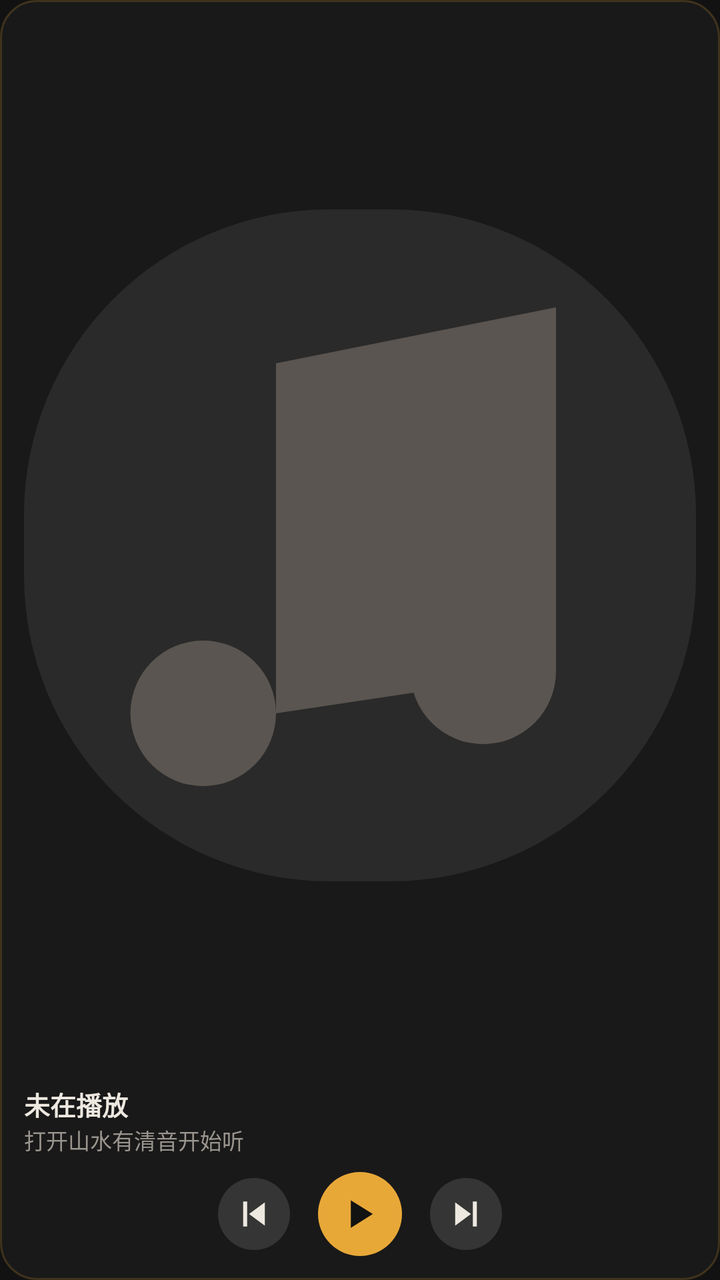
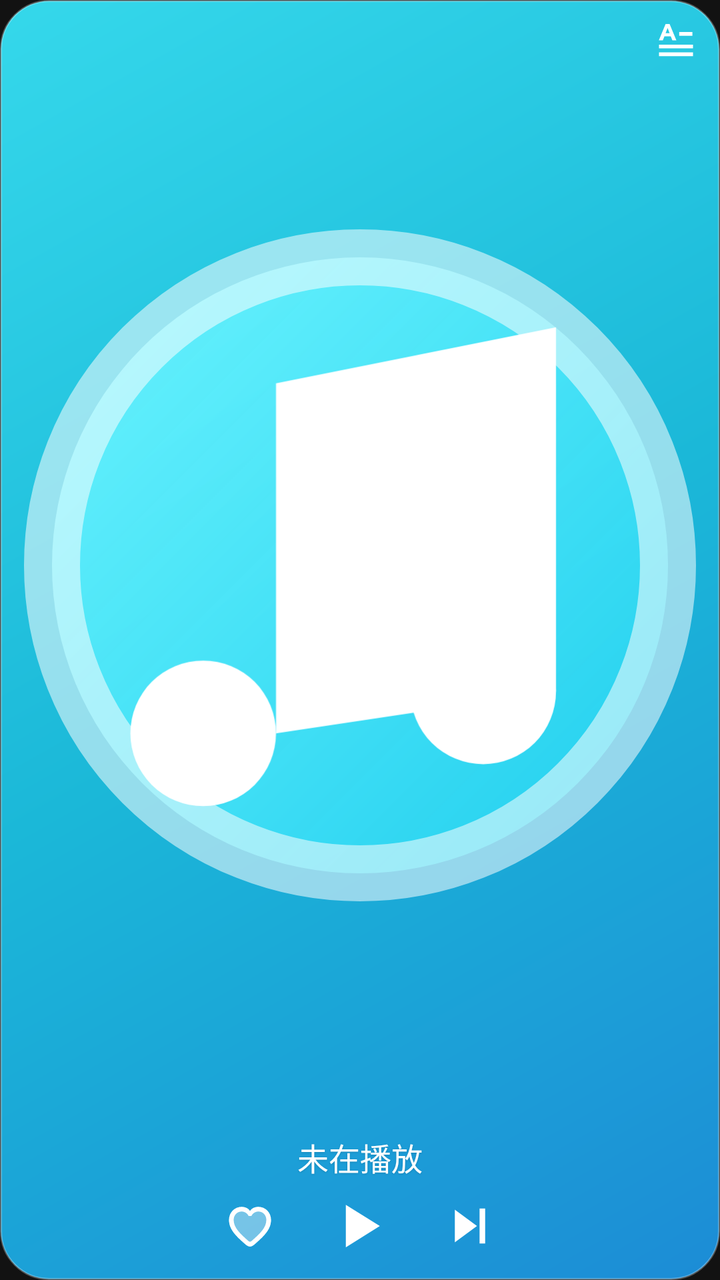

Before-and-after screenshots of an Android layout around one commit, followed by the original layout XML and the change that was made.
<!-- AndroidManifest.xml: application theme Theme.Sonance -->
<!-- res/layout/widget_card.xml -->
<?xml version="1.0" encoding="utf-8"?>
<LinearLayout xmlns:android="http://schemas.android.com/apk/res/android"
    android:id="@+id/widget_root"
    android:layout_width="match_parent"
    android:layout_height="match_parent"
    android:background="@drawable/widget_bg"
    android:orientation="vertical"
    android:padding="12dp">

    <ImageView
        android:id="@+id/widget_cover"
        android:layout_width="match_parent"
        android:layout_height="0dp"
        android:layout_weight="1"
        android:contentDescription="@string/widget_cover_desc"
        android:scaleType="fitCenter"
        android:src="@drawable/widget_placeholder" />

    <TextView
        android:id="@+id/widget_title"
        android:layout_width="match_parent"
        android:layout_height="wrap_content"
        android:layout_marginTop="9dp"
        android:ellipsize="end"
        android:maxLines="1"
        android:text="@string/widget_idle_title"
        android:textColor="@color/widget_text"
        android:textSize="13sp"
        android:textStyle="bold" />

    <TextView
        android:id="@+id/widget_artist"
        android:layout_width="match_parent"
        android:layout_height="wrap_content"
        android:ellipsize="end"
        android:maxLines="1"
        android:text="@string/widget_idle_subtitle"
        android:textColor="@color/widget_text_dim"
        android:textSize="11sp" />

    <LinearLayout
        android:layout_width="match_parent"
        android:layout_height="wrap_content"
        android:layout_marginTop="8dp"
        android:gravity="center"
        android:orientation="horizontal">

        <ImageView
            android:id="@+id/widget_prev"
            android:layout_width="36dp"
            android:layout_height="36dp"
            android:background="@drawable/widget_btn"
            android:contentDescription="@string/widget_prev_desc"
            android:padding="8dp"
            android:src="@drawable/widget_ic_prev" />

        <ImageView
            android:id="@+id/widget_play"
            android:layout_width="42dp"
            android:layout_height="42dp"
            android:layout_marginStart="14dp"
            android:layout_marginEnd="14dp"
            android:background="@drawable/widget_btn_accent"
            android:contentDescription="@string/widget_play_desc"
            android:padding="10dp"
            android:src="@drawable/widget_ic_play" />

        <ImageView
            android:id="@+id/widget_next"
            android:layout_width="36dp"
            android:layout_height="36dp"
            android:background="@drawable/widget_btn"
            android:contentDescription="@string/widget_next_desc"
            android:padding="8dp"
            android:src="@drawable/widget_ic_next" />
    </LinearLayout>
</LinearLayout>
<!-- resources referenced by this layout -->
<resources>
  <color name="widget_text">#FFEDE8E0</color>
  <color name="widget_text_dim">#FF9A958E</color>
  <!-- drawable widget_bg (drawable) -->
  <?xml version="1.0" encoding="utf-8"?>
  <shape xmlns:android="http://schemas.android.com/apk/res/android"
      android:shape="rectangle">
      <solid android:color="@color/widget_bg" />
      <corners android:radius="18dp" />
      <stroke
          android:width="1dp"
          android:color="@color/widget_border" />
  </shape>
  <!-- drawable widget_btn (drawable) -->
  <?xml version="1.0" encoding="utf-8"?>
  <ripple xmlns:android="http://schemas.android.com/apk/res/android"
      android:color="#33FFFFFF">
      <item>
          <shape android:shape="oval">
              <solid android:color="@color/widget_btn_bg" />
          </shape>
      </item>
  </ripple>
  <!-- drawable widget_btn_accent (drawable) -->
  <?xml version="1.0" encoding="utf-8"?>
  <ripple xmlns:android="http://schemas.android.com/apk/res/android"
      android:color="#33FFFFFF">
      <item>
          <shape android:shape="oval">
              <solid android:color="@color/widget_accent" />
          </shape>
      </item>
  </ripple>
  <!-- drawable widget_ic_next (drawable) -->
  <?xml version="1.0" encoding="utf-8"?>
  <vector xmlns:android="http://schemas.android.com/apk/res/android"
      android:width="24dp"
      android:height="24dp"
      android:viewportWidth="24"
      android:viewportHeight="24">
      <path
          android:fillColor="@color/widget_text"
          android:pathData="M5.5,5 L15,12 L5.5,19 Z" />
      <path
          android:fillColor="@color/widget_text"
          android:pathData="M16.1,4.5h2.4v15h-2.4z" />
  </vector>
  <!-- drawable widget_ic_play (drawable) -->
  <?xml version="1.0" encoding="utf-8"?>
  <vector xmlns:android="http://schemas.android.com/apk/res/android"
      android:width="24dp"
      android:height="24dp"
      android:viewportWidth="24"
      android:viewportHeight="24">
      <path
          android:fillColor="@color/widget_btn_icon"
          android:pathData="M7,4.5 L19,12 L7,19.5 Z" />
  </vector>
  <!-- drawable widget_ic_prev (drawable) -->
  <?xml version="1.0" encoding="utf-8"?>
  <vector xmlns:android="http://schemas.android.com/apk/res/android"
      android:width="24dp"
      android:height="24dp"
      android:viewportWidth="24"
      android:viewportHeight="24">
      <path
          android:fillColor="@color/widget_text"
          android:pathData="M18.5,5 L9,12 L18.5,19 Z" />
      <path
          android:fillColor="@color/widget_text"
          android:pathData="M5.5,4.5h2.4v15h-2.4z" />
  </vector>
  <!-- drawable widget_placeholder (drawable) -->
  <?xml version="1.0" encoding="utf-8"?>
  <layer-list xmlns:android="http://schemas.android.com/apk/res/android">
      <item>
          <shape android:shape="rectangle">
              <solid android:color="@color/widget_cover_bg" />
              <corners android:radius="10dp" />
          </shape>
      </item>
      <item
          android:drawable="@drawable/widget_ic_note"
          android:gravity="center"
          android:width="22dp"
          android:height="22dp" />
  </layer-list>
  <string name="widget_idle_subtitle">打开山水有清音开始听</string>
  <string name="widget_prev_desc">上一首</string>
  <color name="widget_bg">#E61A1A1A</color>
  <color name="widget_border">#33E8A838</color>
  <color name="widget_btn_bg">#1FFFFFFF</color>
  <color name="widget_accent">#FFE8A838</color>
  <color name="widget_btn_icon">#FF121212</color>
  <color name="widget_cover_bg">#FF2A2A2A</color>
  <!-- drawable widget_ic_note (drawable) -->
  <?xml version="1.0" encoding="utf-8"?>
  <vector xmlns:android="http://schemas.android.com/apk/res/android"
      android:width="24dp"
      android:height="24dp"
      android:viewportWidth="24"
      android:viewportHeight="24">
      <path
          android:fillColor="@color/widget_text_muted"
          android:pathData="M9,18V5.5l10,-2v13" />
      <path
          android:fillColor="@color/widget_text_muted"
          android:pathData="M9,18a2.6,2.6 0 1,1 -2.6,-2.6 2.6,2.6 0 0,1 2.6,2.6z" />
      <path
          android:fillColor="@color/widget_text_muted"
          android:pathData="M19,16.5a2.6,2.6 0 1,1 -2.6,-2.6 2.6,2.6 0 0,1 2.6,2.6z" />
  </vector>
  <color name="widget_text_muted">#FF5A5550</color>
  <!-- unchanged entries left out for length: 6 -->
</resources>

<!-- the commit's change to res/layout/widget_card.xml (unified diff, before → after) -->
@@ -1,77 +1,225 @@
 <?xml version="1.0" encoding="utf-8"?>
-<LinearLayout xmlns:android="http://schemas.android.com/apk/res/android"
+<FrameLayout xmlns:android="http://schemas.android.com/apk/res/android"
     android:id="@+id/widget_root"
     android:layout_width="match_parent"
     android:layout_height="match_parent"
-    android:background="@drawable/widget_bg"
-    android:orientation="vertical"
-    android:padding="12dp">
-
-    <ImageView
-        android:id="@+id/widget_cover"
+    android:background="@android:color/transparent">
+
+    <ImageView
+        android:id="@+id/widget_bg_img"
         android:layout_width="match_parent"
-        android:layout_height="0dp"
-        android:layout_weight="1"
-        android:contentDescription="@string/widget_cover_desc"
-        android:scaleType="fitCenter"
-        android:src="@drawable/widget_placeholder" />
-
-    <TextView
-        android:id="@+id/widget_title"
-        android:layout_width="match_parent"
-        android:layout_height="wrap_content"
-        android:layout_marginTop="9dp"
-        android:ellipsize="end"
-        android:maxLines="1"
-        android:text="@string/widget_idle_title"
-        android:textColor="@color/widget_text"
-        android:textSize="13sp"
-        android:textStyle="bold" />
-
-    <TextView
-        android:id="@+id/widget_artist"
-        android:layout_width="match_parent"
-        android:layout_height="wrap_content"
-        android:ellipsize="end"
-        android:maxLines="1"
-        android:text="@string/widget_idle_subtitle"
-        android:textColor="@color/widget_text_dim"
-        android:textSize="11sp" />
+        android:layout_height="match_parent"
+        android:importantForAccessibility="no"
+        android:scaleType="fitXY"
+        android:src="@drawable/widget_bg" />
 
     <LinearLayout
         android:layout_width="match_parent"
-        android:layout_height="wrap_content"
+        android:layout_height="match_parent"
+        android:gravity="center_horizontal"
+        android:orientation="vertical"
+        android:paddingStart="12dp"
+        android:paddingTop="6dp"
+        android:paddingEnd="12dp"
+        android:paddingBottom="10dp">
+
+        
+        <FrameLayout
+            android:layout_width="match_parent"
+            android:layout_height="0dp"
+            android:layout_weight="1">
+
+            <ImageView
+                android:id="@+id/widget_cover"
+                android:layout_width="match_parent"
+                android:layout_height="match_parent"
+                android:layout_marginTop="-6dp"
+                android:contentDescription="@string/widget_cover_desc"
+                android:scaleType="fitCenter"
+                android:src="@drawable/widget_placeholder" />
+
+            
+            <LinearLayout
+                android:id="@+id/widget_lyric_group"
+                android:layout_width="match_parent"
+                android:layout_height="match_parent"
+                android:gravity="center"
+                android:orientation="vertical"
+                android:paddingStart="4dp"
+                android:paddingTop="14dp"
+                android:paddingEnd="4dp"
+                android:visibility="gone">
+
+                <TextView
+                    android:id="@+id/widget_lyric_prev"
+                    android:layout_width="match_parent"
+                    android:layout_height="wrap_content"
+                    android:ellipsize="end"
+                    android:gravity="center_horizontal"
+                    android:includeFontPadding="false"
+                    android:maxLines="1"
+                    android:textColor="#99FFFFFF"
+                    android:textSize="11.5sp" />
+
+                <TextView
+                    android:id="@+id/widget_lyric_cur"
+                    android:layout_width="match_parent"
+                    android:layout_height="wrap_content"
+                    android:layout_marginTop="5dp"
+                    android:layout_marginBottom="5dp"
+                    android:ellipsize="end"
+                    android:fontFamily="sans-serif-medium"
+                    android:gravity="center_horizontal"
+                    android:includeFontPadding="false"
+                    android:maxLines="2"
+                    android:shadowColor="#26000000"
+                    android:shadowDy="1"
+                    android:shadowRadius="2"
+                    android:textColor="#FFFFFFFF"
+                    android:textSize="14.5sp" />
+
+                <TextView
+                    android:id="@+id/widget_lyric_next"
+                    android:layout_width="match_parent"
+                    android:layout_height="wrap_content"
+                    android:ellipsize="end"
+                    android:gravity="center_horizontal"
+                    android:includeFontPadding="false"
+                    android:maxLines="1"
+                    android:textColor="#99FFFFFF"
+                    android:textSize="11.5sp" />
+            </LinearLayout>
+        </FrameLayout>
+
+        
+        <LinearLayout
+            android:id="@+id/widget_info_group"
+            android:layout_width="match_parent"
+            android:layout_height="wrap_content"
+            android:layout_marginTop="2dp"
+            android:layout_marginBottom="4dp"
+            android:gravity="center_horizontal"
+            android:orientation="vertical">
+
+            <TextView
+                android:id="@+id/widget_title"
+                android:layout_width="match_parent"
+                android:layout_height="wrap_content"
+                android:ellipsize="end"
+                android:fontFamily="sans-serif-medium"
+                android:gravity="center_horizontal"
+                android:includeFontPadding="false"
+                android:maxLines="1"
+                android:shadowColor="#26000000"
+                android:shadowDy="1"
+                android:shadowRadius="2"
+                android:text="@string/widget_idle_title"
+                android:textColor="#FFFFFFFF"
+                android:textSize="15.5sp" />
+
+            <TextView
+                android:id="@+id/widget_artist"
+                android:layout_width="0dp"
+                android:layout_height="0dp"
+                android:visibility="gone" />
+        </LinearLayout>
+
+        
+        <LinearLayout
+            android:id="@+id/widget_controls"
+            android:layout_width="match_parent"
+            android:layout_height="wrap_content"
+            android:layout_marginTop="2dp"
+            android:gravity="center"
+            android:orientation="horizontal">
+
+            <ImageView
+                android:id="@+id/widget_fav"
+                android:layout_width="28dp"
+                android:layout_height="28dp"
+                android:background="@drawable/widget_btn_ripple"
+                android:contentDescription="@string/widget_fav_desc"
+                android:scaleType="fitCenter"
+                android:src="@drawable/widget_ic_heart_outline" />
+
+            <ImageView
+                android:id="@+id/widget_play"
+                android:layout_width="34dp"
+                android:layout_height="34dp"
+                android:layout_marginStart="24dp"
+                android:layout_marginEnd="24dp"
+                android:background="@drawable/widget_btn_ripple"
+                android:contentDescription="@string/widget_play_desc"
+                android:scaleType="fitCenter"
+                android:src="@drawable/widget_ic_play" />
+
+            <ImageView
+                android:id="@+id/widget_next"
+                android:layout_width="28dp"
+                android:layout_height="28dp"
+                android:background="@drawable/widget_btn_ripple"
+                android:contentDescription="@string/widget_next_desc"
+                android:scaleType="fitCenter"
+                android:src="@drawable/widget_ic_next" />
+        </LinearLayout>
+    </LinearLayout>
+
+    
+    <ImageView
+        android:id="@+id/widget_lyric_toggle"
+        android:layout_width="24dp"
+        android:layout_height="24dp"
+        android:layout_gravity="top|end"
         android:layout_marginTop="8dp"
-        android:gravity="center"
-        android:orientation="horizontal">
+        android:layout_marginEnd="10dp"
+        android:background="@drawable/widget_btn_ripple"
+        android:contentDescription="@string/widget_lyric_desc"
+        android:scaleType="fitCenter"
+        android:src="@drawable/widget_ic_lyric" />
+
+    
+    <TextView
+        android:id="@+id/widget_brand"
+        android:layout_width="0dp"
+        android:layout_height="0dp"
+        android:visibility="gone" />
+
+    <ImageView
+        android:id="@+id/widget_prev"
+        android:layout_width="0dp"
+        android:layout_height="0dp"
+        android:importantForAccessibility="no"
+        android:visibility="gone" />
+
+    <ImageView
+        android:id="@+id/widget_mode"
+        android:layout_width="0dp"
+        android:layout_height="0dp"
+        android:importantForAccessibility="no"
+        android:visibility="gone" />
+
+    <LinearLayout
+        android:id="@+id/widget_progress_row"
+        android:layout_width="0dp"
+        android:layout_height="0dp"
+        android:orientation="horizontal"
+        android:visibility="gone">
+
+        <TextView
+            android:id="@+id/widget_time_cur"
+            android:layout_width="wrap_content"
+            android:layout_height="wrap_content" />
 
         <ImageView
-            android:id="@+id/widget_prev"
-            android:layout_width="36dp"
-            android:layout_height="36dp"
-            android:background="@drawable/widget_btn"
-            android:contentDescription="@string/widget_prev_desc"
-            android:padding="8dp"
-            android:src="@drawable/widget_ic_prev" />
-
-        <ImageView
-            android:id="@+id/widget_play"
-            android:layout_width="42dp"
-            android:layout_height="42dp"
-            android:layout_marginStart="14dp"
-            android:layout_marginEnd="14dp"
-            android:background="@drawable/widget_btn_accent"
-            android:contentDescription="@string/widget_play_desc"
-            android:padding="10dp"
-            android:src="@drawable/widget_ic_play" />
-
-        <ImageView
-            android:id="@+id/widget_next"
-            android:layout_width="36dp"
-            android:layout_height="36dp"
-            android:background="@drawable/widget_btn"
-            android:contentDescription="@string/widget_next_desc"
-            android:padding="8dp"
-            android:src="@drawable/widget_ic_next" />
+            android:id="@+id/widget_progress"
+            android:layout_width="0dp"
+            android:layout_height="0dp"
+            android:layout_weight="1"
+            android:importantForAccessibility="no" />
+
+        <TextView
+            android:id="@+id/widget_time_total"
+            android:layout_width="wrap_content"
+            android:layout_height="wrap_content" />
     </LinearLayout>
-</LinearLayout>
+</FrameLayout>
<!-- resource entries referenced after the edit -->
@@ -1,37 +1,63 @@
 <!-- resources referenced by this layout -->
 <resources>
-  <color name="widget_text">#FFEDE8E0</color>
-  <color name="widget_text_dim">#FF9A958E</color>
   <!-- drawable widget_bg (drawable) -->
   <?xml version="1.0" encoding="utf-8"?>
   <shape xmlns:android="http://schemas.android.com/apk/res/android"
       android:shape="rectangle">
-      <solid android:color="@color/widget_bg" />
-      <corners android:radius="18dp" />
+      <gradient
+          android:angle="315"
+          android:centerColor="#FF1BB8D8"
+          android:endColor="#FF1C8CD6"
+          android:startColor="#FF35D8EB"
+          android:type="linear" />
+      <corners android:radius="24dp" />
       <stroke
           android:width="1dp"
-          android:color="@color/widget_border" />
+          android:color="#48FFFFFF" />
   </shape>
-  <!-- drawable widget_btn (drawable) -->
+  <!-- drawable widget_btn_ripple (drawable) -->
   <?xml version="1.0" encoding="utf-8"?>
   <ripple xmlns:android="http://schemas.android.com/apk/res/android"
-      android:color="#33FFFFFF">
-      <item>
-          <shape android:shape="oval">
-              <solid android:color="@color/widget_btn_bg" />
-          </shape>
-      </item>
-  </ripple>
-  <!-- drawable widget_btn_accent (drawable) -->
+      android:color="#33FFFFFF" />
+  <!-- drawable widget_ic_heart_outline (drawable) -->
   <?xml version="1.0" encoding="utf-8"?>
-  <ripple xmlns:android="http://schemas.android.com/apk/res/android"
-      android:color="#33FFFFFF">
-      <item>
-          <shape android:shape="oval">
-              <solid android:color="@color/widget_accent" />
-          </shape>
-      </item>
-  </ripple>
+  <vector xmlns:android="http://schemas.android.com/apk/res/android"
+      android:width="24dp"
+      android:height="24dp"
+      android:viewportWidth="24"
+      android:viewportHeight="24">
+      
+      <path
+          android:fillColor="#66FFFFFF"
+          android:pathData="M12,20.8 C11.4,20.8 10.8,20.5 10.2,20.0 C6.2,16.5 3.0,13.6 3.0,9.4 C3.0,6.2 5.4,3.8 8.4,3.8 C10.0,3.8 11.4,4.5 12,5.6 C12.6,4.5 14.0,3.8 15.6,3.8 C18.6,3.8 21.0,6.2 21.0,9.4 C21.0,13.6 17.8,16.5 13.8,20.0 C13.2,20.5 12.6,20.8 12,20.8 Z" />
+      <path
+          android:fillColor="#FFFFFFFF"
+          android:pathData="M15.6,3.8 C14.0,3.8 12.6,4.5 12,5.6 C11.4,4.5 10.0,3.8 8.4,3.8 C5.4,3.8 3.0,6.2 3.0,9.4 C3.0,13.6 6.2,16.5 10.2,20.0 C10.8,20.5 11.4,20.8 12,20.8 C12.6,20.8 13.2,20.5 13.8,20.0 C17.8,16.5 21.0,13.6 21.0,9.4 C21.0,6.2 18.6,3.8 15.6,3.8 Z M12.6,18.5 C12.2,18.8 11.8,18.8 11.4,18.5 C7.8,15.3 5.0,12.8 5.0,9.4 C5.0,7.3 6.5,5.8 8.4,5.8 C9.7,5.8 10.9,6.6 11.4,7.7 L12.6,7.7 C13.1,6.6 14.3,5.8 15.6,5.8 C17.5,5.8 19.0,7.3 19.0,9.4 C19.0,12.8 16.2,15.3 12.6,18.5 Z" />
+  </vector>
+  <!-- drawable widget_ic_lyric (drawable) -->
+  <?xml version="1.0" encoding="utf-8"?>
+  <vector xmlns:android="http://schemas.android.com/apk/res/android"
+      android:width="24dp"
+      android:height="24dp"
+      android:viewportWidth="24"
+      android:viewportHeight="24">
+      
+      <path
+          android:fillColor="#FFFFFFFF"
+          android:pathData="M6.8,4.0 L8.8,4.0 L12.2,12.2 L10.2,12.2 L9.4,10.2 L6.2,10.2 L5.4,12.2 L3.4,12.2 L6.8,4.0 Z M6.8,8.6 L8.8,8.6 L7.8,6.0 L6.8,8.6 Z" />
+      
+      <path
+          android:fillColor="#FFFFFFFF"
+          android:pathData="M13.6,8.0 L20.2,8.0 L20.2,9.9 L13.6,9.9 Z" />
+      
+      <path
+          android:fillColor="#FFFFFFFF"
+          android:pathData="M3.5,14.3 L20.5,14.3 L20.5,16.2 L3.5,16.2 Z" />
+      
+      <path
+          android:fillColor="#FFFFFFFF"
+          android:pathData="M3.5,18.2 L20.5,18.2 L20.5,20.1 L3.5,20.1 Z" />
+  </vector>
   <!-- drawable widget_ic_next (drawable) -->
   <?xml version="1.0" encoding="utf-8"?>
   <vector xmlns:android="http://schemas.android.com/apk/res/android"
@@ -40,10 +66,10 @@
       android:viewportWidth="24"
       android:viewportHeight="24">
       <path
-          android:fillColor="@color/widget_text"
+          android:fillColor="#FFFFFFFF"
           android:pathData="M5.5,5 L15,12 L5.5,19 Z" />
       <path
-          android:fillColor="@color/widget_text"
+          android:fillColor="#FFFFFFFF"
           android:pathData="M16.1,4.5h2.4v15h-2.4z" />
   </vector>
   <!-- drawable widget_ic_play (drawable) -->
@@ -54,46 +80,48 @@
       android:viewportWidth="24"
       android:viewportHeight="24">
       <path
-          android:fillColor="@color/widget_btn_icon"
+          android:fillColor="#FFFFFFFF"
           android:pathData="M7,4.5 L19,12 L7,19.5 Z" />
-  </vector>
-  <!-- drawable widget_ic_prev (drawable) -->
-  <?xml version="1.0" encoding="utf-8"?>
-  <vector xmlns:android="http://schemas.android.com/apk/res/android"
-      android:width="24dp"
-      android:height="24dp"
-      android:viewportWidth="24"
-      android:viewportHeight="24">
-      <path
-          android:fillColor="@color/widget_text"
-          android:pathData="M18.5,5 L9,12 L18.5,19 Z" />
-      <path
-          android:fillColor="@color/widget_text"
-          android:pathData="M5.5,4.5h2.4v15h-2.4z" />
   </vector>
   <!-- drawable widget_placeholder (drawable) -->
   <?xml version="1.0" encoding="utf-8"?>
   <layer-list xmlns:android="http://schemas.android.com/apk/res/android">
       <item>
-          <shape android:shape="rectangle">
-              <solid android:color="@color/widget_cover_bg" />
-              <corners android:radius="10dp" />
+          <shape android:shape="oval">
+              <gradient
+                  android:angle="315"
+                  android:endColor="#D920D4F2"
+                  android:startColor="#F06EF5FF"
+                  android:type="linear" />
+              <stroke
+                  android:width="1.5dp"
+                  android:color="#88FFFFFF" />
+          </shape>
+      </item>
+      <item
+          android:bottom="10dp"
+          android:left="10dp"
+          android:right="10dp"
+          android:top="10dp">
+          <shape android:shape="oval">
+              <gradient
+                  android:angle="270"
+                  android:endColor="#FF167CB8"
+                  android:startColor="#FF32C5E2"
+                  android:type="linear" />
+              <stroke
+                  android:width="1.2dp"
+                  android:color="#99FFFFFF" />
           </shape>
       </item>
       <item
           android:drawable="@drawable/widget_ic_note"
           android:gravity="center"
-          android:width="22dp"
-          android:height="22dp" />
+          android:width="20dp"
+          android:height="20dp" />
   </layer-list>
-  <string name="widget_idle_subtitle">打开山水有清音开始听</string>
-  <string name="widget_prev_desc">上一首</string>
-  <color name="widget_bg">#E61A1A1A</color>
-  <color name="widget_border">#33E8A838</color>
-  <color name="widget_btn_bg">#1FFFFFFF</color>
-  <color name="widget_accent">#FFE8A838</color>
-  <color name="widget_btn_icon">#FF121212</color>
-  <color name="widget_cover_bg">#FF2A2A2A</color>
+  <string name="widget_fav_desc">收藏或取消收藏</string>
+  <string name="widget_lyric_desc">显示或隐藏歌词</string>
   <!-- drawable widget_ic_note (drawable) -->
   <?xml version="1.0" encoding="utf-8"?>
   <vector xmlns:android="http://schemas.android.com/apk/res/android"
@@ -102,16 +130,15 @@
       android:viewportWidth="24"
       android:viewportHeight="24">
       <path
-          android:fillColor="@color/widget_text_muted"
+          android:fillColor="#FFFFFFFF"
           android:pathData="M9,18V5.5l10,-2v13" />
       <path
-          android:fillColor="@color/widget_text_muted"
+          android:fillColor="#FFFFFFFF"
           android:pathData="M9,18a2.6,2.6 0 1,1 -2.6,-2.6 2.6,2.6 0 0,1 2.6,2.6z" />
       <path
-          android:fillColor="@color/widget_text_muted"
+          android:fillColor="#FFFFFFFF"
           android:pathData="M19,16.5a2.6,2.6 0 1,1 -2.6,-2.6 2.6,2.6 0 0,1 2.6,2.6z" />
   </vector>
-  <color name="widget_text_muted">#FF5A5550</color>
   <!-- unchanged entries left out for length: 6 -->
 </resources>
 
